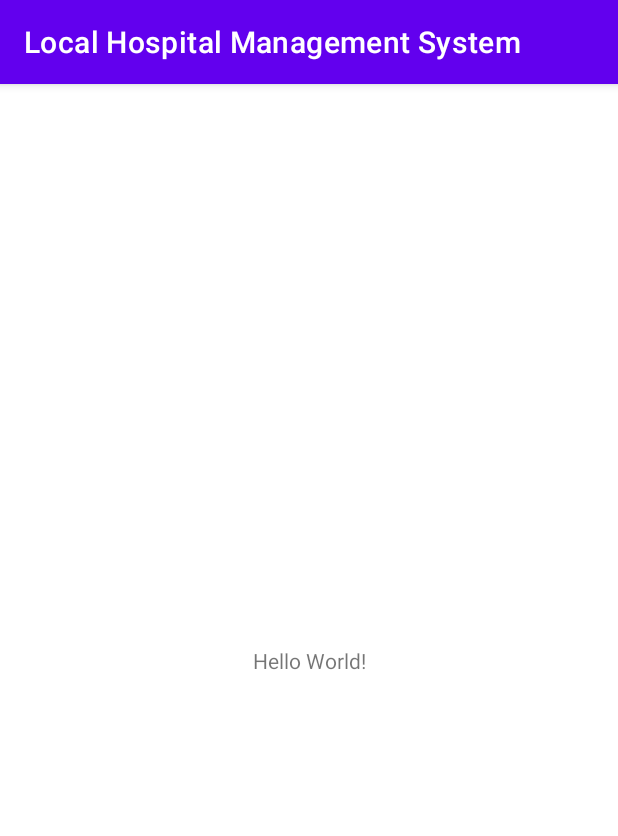
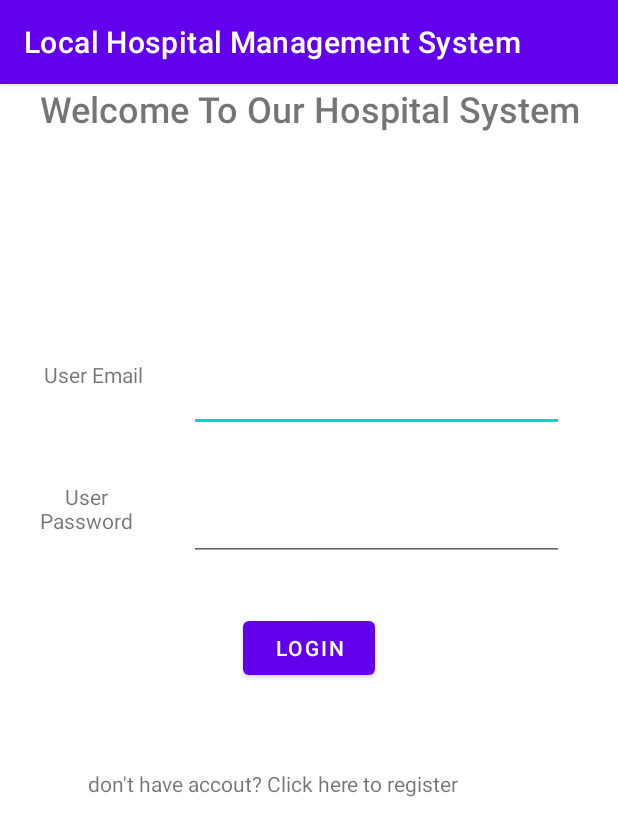
Before and after one commit to davidMumpasa/HospitalManagementSystem, an Android app: the screen it shows after launch (MainActivity), on a phone screen of 412 x 824 dp. Shown: the top 836 px of the screen. Run offline under Robolectric (Android 15) with nearby library versions, the phone set to English and light mode, and no system bars.

Commit message:
designed login pape

```diff
--- a/app/src/main/res/layout/activity_main.xml
+++ b/app/src/main/res/layout/activity_main.xml
@@ -7,12 +7,87 @@
     tools:context=".MainActivity">
 
     <TextView
+        android:id="@+id/textView"
+        android:layout_width="407dp"
+        android:layout_height="38dp"
+        android:fontFamily="sans-serif-medium"
+        android:text="@string/welcome_to_our_hospital_system"
+        android:textAlignment="center"
+        android:textSize="24sp"
+        app:layout_constraintEnd_toEndOf="parent"
+        app:layout_constraintStart_toStartOf="parent"
+        app:layout_constraintTop_toTopOf="parent" />
+
+    <EditText
+        android:id="@+id/editTextTextEmailAddress"
+        android:layout_width="250dp"
+        android:layout_height="50dp"
+        android:layout_marginTop="144dp"
+        android:layout_marginEnd="36dp"
+        android:ems="10"
+        android:inputType="textEmailAddress"
+        app:layout_constraintEnd_toEndOf="parent"
+        app:layout_constraintTop_toBottomOf="@+id/textView"
+        tools:ignore="SpeakableTextPresentCheck"
+        android:importantForAutofill="no" />
+
+    <EditText
+        android:id="@+id/editTextTextPassword"
+        android:layout_width="250dp"
+        android:layout_height="50dp"
+        android:layout_marginTop="36dp"
+        android:layout_marginEnd="36dp"
+        android:ems="10"
+        android:inputType="textPassword"
+        app:layout_constraintEnd_toEndOf="parent"
+        app:layout_constraintTop_toBottomOf="@+id/editTextTextEmailAddress"
+        tools:ignore="SpeakableTextPresentCheck"
+        android:importantForAutofill="no" />
+
+    <TextView
+        android:id="@+id/textView2"
+        android:layout_width="87dp"
+        android:layout_height="50dp"
+        android:layout_marginTop="146dp"
+        android:layout_marginEnd="20dp"
+        android:text="@string/user_email"
+        android:textAlignment="center"
+        app:layout_constraintEnd_toStartOf="@+id/editTextTextEmailAddress"
+        app:layout_constraintHorizontal_bias="1.0"
+        app:layout_constraintStart_toStartOf="parent"
+        app:layout_constraintTop_toBottomOf="@+id/textView" />
+
+    <TextView
+        android:id="@+id/textView3"
+        android:layout_width="89dp"
+        android:layout_height="54dp"
+        android:layout_marginTop="31dp"
+        android:layout_marginEnd="11dp"
+        android:text="@string/user_password"
+        android:textAlignment="center"
+        app:layout_constraintEnd_toStartOf="@+id/editTextTextPassword"
+        app:layout_constraintStart_toStartOf="parent"
+        app:layout_constraintTop_toBottomOf="@+id/textView2" />
+
+    <Button
+        android:id="@+id/button"
         android:layout_width="wrap_content"
         android:layout_height="wrap_content"
-        android:text="Hello World!"
+        android:layout_marginTop="34dp"
+        android:text="@string/login"
+        app:layout_constraintEnd_toEndOf="parent"
+        app:layout_constraintStart_toStartOf="parent"
+        app:layout_constraintTop_toBottomOf="@+id/editTextTextPassword" />
+
+    <TextView
+        android:id="@+id/textViewRegister"
+        android:layout_width="295dp"
+        android:layout_height="23dp"
+        android:text="@string/don_t_have_accout_click_here_to_register"
         app:layout_constraintBottom_toBottomOf="parent"
-        app:layout_constraintLeft_toLeftOf="parent"
-        app:layout_constraintRight_toRightOf="parent"
-        app:layout_constraintTop_toTopOf="parent" />
-
+        app:layout_constraintEnd_toEndOf="parent"
+        app:layout_constraintStart_toStartOf="parent"
+        app:layout_constraintTop_toBottomOf="@+id/button"
+        app:layout_constraintVertical_bias="0.165"
+        tools:textAlignment="center" />
 </androidx.constraintlayout.widget.ConstraintLayout>
--- a/app/src/main/res/values/strings.xml
+++ b/app/src/main/res/values/strings.xml
@@ -9,4 +9,9 @@
     <string name="invalid_username">Not a valid username</string>
     <string name="invalid_password">Password must be >5 characters</string>
     <string name="login_failed">"Login failed"</string>
+    <string name="welcome_to_our_hospital_system">Welcome To Our Hospital System</string>
+    <string name="user_email">User Email</string>
+    <string name="user_password">User Password</string>
+    <string name="login">Login</string>
+    <string name="don_t_have_accout_click_here_to_register">don\'t have accout? Click here to register</string>
 </resources>
```
